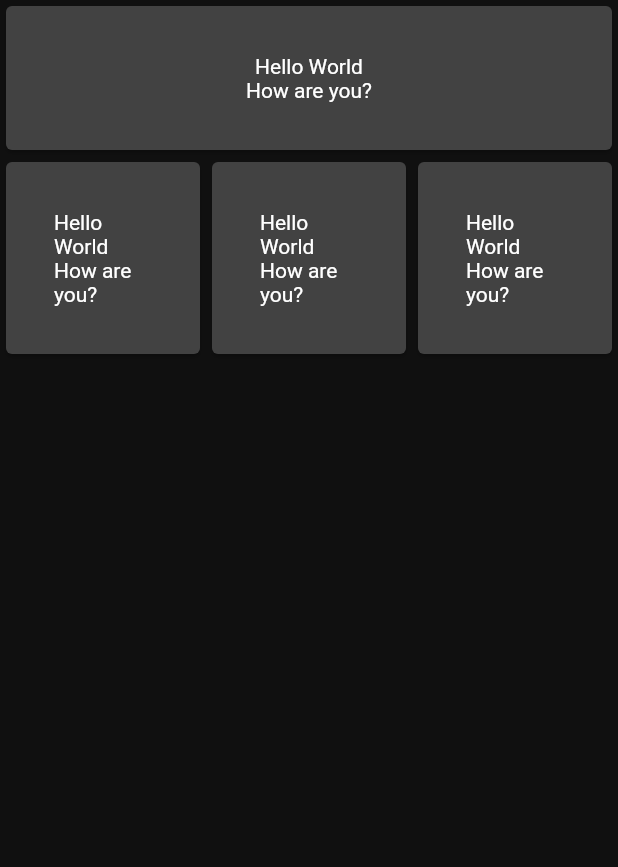
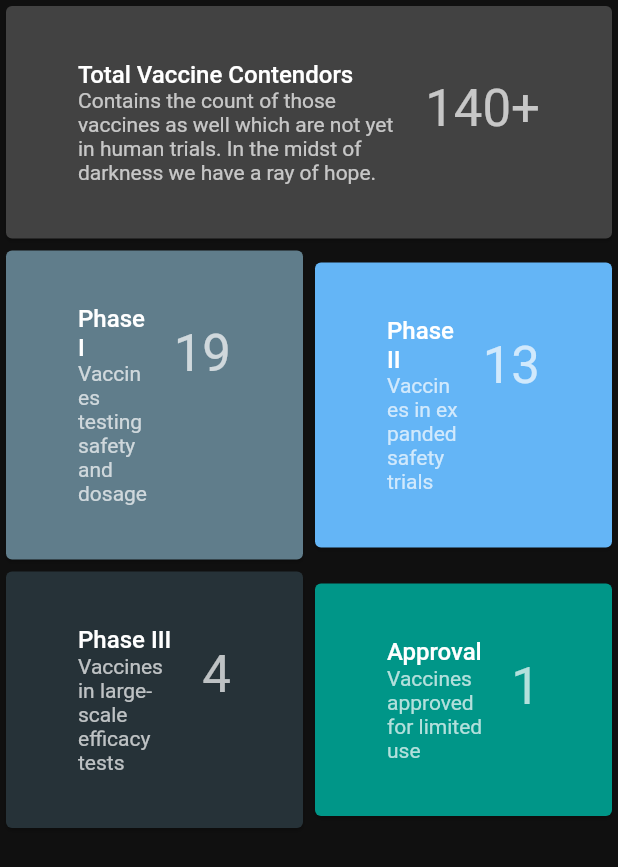
Before and after one commit to neo7337/cvkavach_1, a Flutter app: the VaccineStatus screen opened directly, on a phone screen of 412 x 824 dp. Shown: the top 867 px of the screen. Run offline on Flutter 3.47's test engine with Material 2 defaults, Android fonts, the light colour scheme and no system bars; our stand-ins replace charts_flutter, feather_icons_flutter, firebase_messaging, location, share, shared_preferences; missing offline and left inert: beacon_broadcast, geocoder; accounts and stored records are empty; network calls fail.

Commit message:
vaccine status ui improvements

```diff
--- a/lib/components/VaccineStatus.dart
+++ b/lib/components/VaccineStatus.dart
@@ -27,8 +27,16 @@ class _VaccineStatusWidget extends State<VaccineStatus> {
                       padding: new EdgeInsets.all(32.0),
                       child: new Column(
                         children: <Widget>[
-                          new Text('Hello World'),
-                          new Text('How are you?')
+                          ListTile(
+                              title: Text('Total Vaccine Contendors',
+                                  style:
+                                      TextStyle(fontWeight: FontWeight.w500)),
+                              subtitle: Text(
+                                  'Contains the count of those vaccines as well which are not yet in human trials. In the midst of darkness we have a ray of hope.'),
+                              trailing: Text(
+                                '140+',
+                                style: Theme.of(context).textTheme.headline4,
+                              )),
                         ],
                       ),
                     ),
@@ -41,12 +49,21 @@ class _VaccineStatusWidget extends State<VaccineStatus> {
               children: <Widget>[
                 Expanded(
                   child: new Card(
+					  color: Colors.blueGrey,
                     child: new Container(
                       padding: new EdgeInsets.all(32.0),
                       child: new Column(
                         children: <Widget>[
-                          new Text('Hello World'),
-                          new Text('How are you?')
+                          ListTile(
+                              title: Text('Phase I',
+                                  style:
+                                      TextStyle(fontWeight: FontWeight.w500)),
+                              subtitle:
+                                  Text('Vaccines testing safety and dosage'),
+                              trailing: Text(
+                                '19',
+                                style: Theme.of(context).textTheme.headline4,
+                              )),
                         ],
                       ),
                     ),
@@ -54,12 +71,48 @@ class _VaccineStatusWidget extends State<VaccineStatus> {
                 ),
                 Expanded(
                   child: new Card(
+					  color: Colors.blue[300],
                     child: new Container(
                       padding: new EdgeInsets.all(32.0),
                       child: new Column(
                         children: <Widget>[
-                          new Text('Hello World'),
-                          new Text('How are you?')
+                          ListTile(
+                              title: Text('Phase II',
+                                  style:
+                                      TextStyle(fontWeight: FontWeight.w500)),
+                              subtitle:
+                                  Text('Vaccines in expanded safety trials'),
+                              trailing: Text(
+                                '13',
+                                style: Theme.of(context).textTheme.headline4,
+                              )),
+                        ],
+                      ),
+                    ),
+                  ),
+                ),
+              ],
+            ),
+            new Row(
+              crossAxisAlignment: CrossAxisAlignment.center,
+              children: <Widget>[
+                Expanded(
+                  child: new Card(
+					  color: Colors.blueGrey[900],
+                    child: new Container(
+                      padding: new EdgeInsets.all(32.0),
+                      child: new Column(
+                        children: <Widget>[
+                          ListTile(
+                              title: Text('Phase III',
+                                  style:
+                                      TextStyle(fontWeight: FontWeight.w500)),
+                              subtitle: Text(
+                                  'Vaccines in large-scale efficacy tests'),
+                              trailing: Text(
+                                '4',
+                                style: Theme.of(context).textTheme.headline4,
+                              )),
                         ],
                       ),
                     ),
@@ -67,12 +120,21 @@ class _VaccineStatusWidget extends State<VaccineStatus> {
                 ),
                 Expanded(
                   child: new Card(
+					  color: Colors.teal,
                     child: new Container(
                       padding: new EdgeInsets.all(32.0),
                       child: new Column(
                         children: <Widget>[
-                          new Text('Hello World'),
-                          new Text('How are you?')
+                          ListTile(
+                              title: Text('Approval',
+                                  style:
+                                      TextStyle(fontWeight: FontWeight.w500)),
+                              subtitle:
+                                  Text('Vaccines approved for limited use'),
+                              trailing: Text(
+                                '1',
+                                style: Theme.of(context).textTheme.headline4,
+                              )),
                         ],
                       ),
                     ),
```
